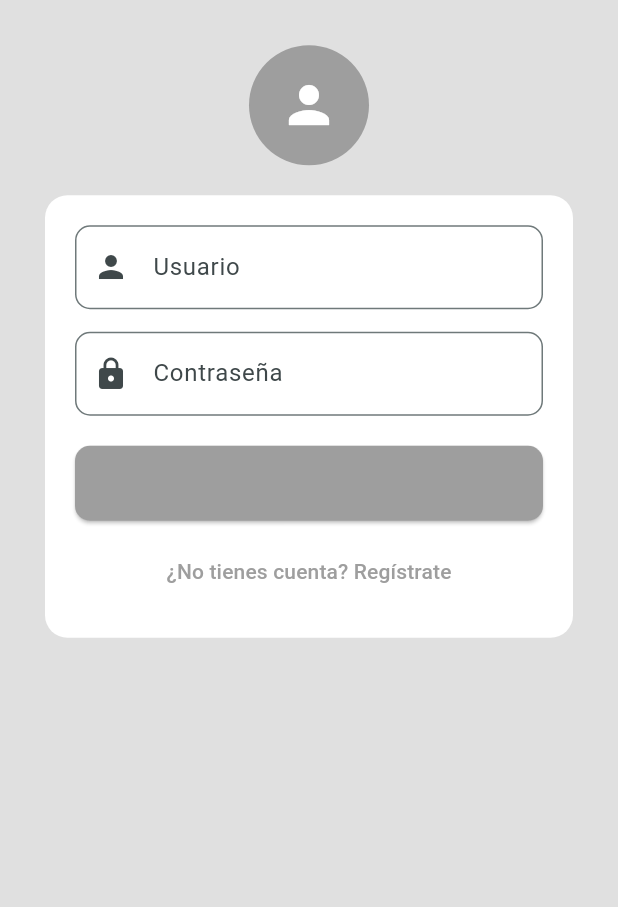
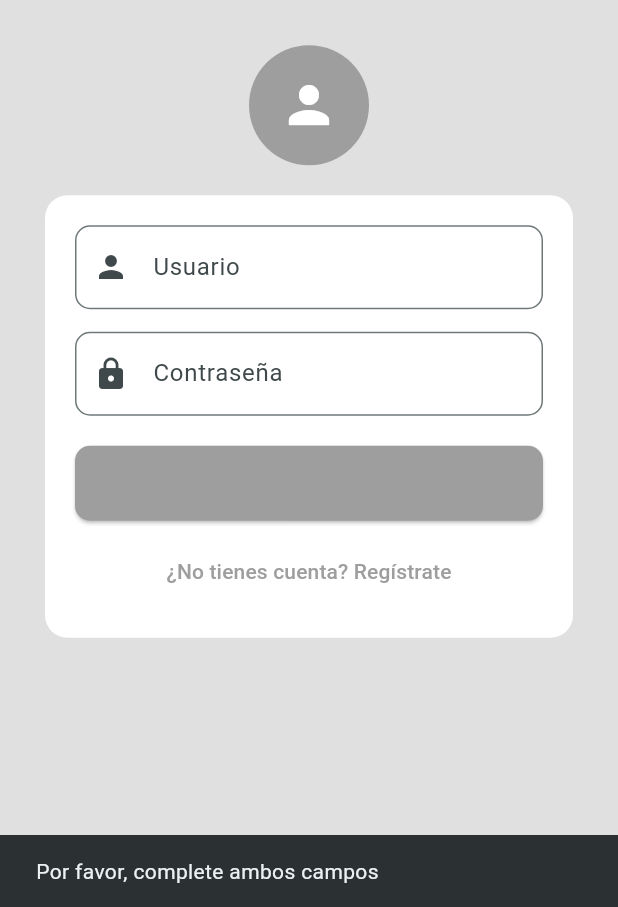
Before and after one commit to Kimberly-Porras/U-nidos, a Flutter app: the LoginScreen screen opened directly, after a tap on "INICIAR SESIÓN", on a phone screen of 412 x 824 dp, the part 329-1236 px from its top. Run offline on Flutter 3.47's test engine with Material 3 defaults, Android fonts, the phone set to English and light mode, and no system bars; our stand-ins replace firebase_auth, flutter_bloc, shared_preferences; accounts and stored records are empty.

```diff
--- /dev/null
+++ b/u_nidos/lib/auth/bloc/auth_event.dart
@@ -0,0 +1,17 @@
+abstract class AuthEvent {}
+
+class AuthLoginRequested extends AuthEvent {
+  final String email;
+  final String password;
+
+  AuthLoginRequested(this.email, this.password);
+}
+
+class AuthRegisterRequested extends AuthEvent {
+  final String email;
+  final String password;
+
+  AuthRegisterRequested(this.email, this.password);
+}
+
+class AuthLogoutRequested extends AuthEvent {}
--- /dev/null
+++ b/u_nidos/lib/auth/bloc/auth_state.dart
@@ -0,0 +1,12 @@
+abstract class AuthState {}
+
+class AuthInitial extends AuthState {}
+
+class AuthLoading extends AuthState {}
+
+class AuthSuccess extends AuthState {}
+
+class AuthFailure extends AuthState {
+  final String message;
+  AuthFailure(this.message);
+}
--- a/u_nidos/lib/login_screen.dart
+++ /dev/null
@@ -1,106 +0,0 @@
-// login_screen.dart
-import 'package:flutter/material.dart';
-import 'register/access_screen.dart';
-
-class LoginScreen extends StatelessWidget {
-  @override
-  Widget build(BuildContext context) {
-    final colorUni = Theme.of(context).primaryColor;
-
-    return Scaffold(
-      backgroundColor: Colors.grey[300],
-      body: Center(
-        child: SingleChildScrollView(
-          child: Column(
-            children: [
-              Text(
-                'U-NIDOS',
-                style: TextStyle(
-                  fontSize: 28,
-                  fontWeight: FontWeight.bold,
-                  color: colorUni,
-                ),
-              ),
-              SizedBox(height: 30),
-              CircleAvatar(
-                radius: 40,
-                backgroundColor: colorUni,
-                child: Icon(Icons.person, size: 40, color: Colors.white),
-              ),
-              SizedBox(height: 20),
-              Container(
-                padding: EdgeInsets.all(20),
-                margin: EdgeInsets.symmetric(horizontal: 30),
-                decoration: BoxDecoration(
-                  color: Colors.white,
-                  borderRadius: BorderRadius.circular(15),
-                ),
-                child: Column(
-                  children: [
-                    TextField(
-                      decoration: InputDecoration(
-                        hintText: 'Usuario',
-                        prefixIcon: Icon(Icons.person),
-                        border: OutlineInputBorder(
-                          borderRadius: BorderRadius.circular(10),
-                        ),
-                      ),
-                    ),
-                    SizedBox(height: 15),
-                    TextField(
-                      obscureText: true,
-                      decoration: InputDecoration(
-                        hintText: 'Contraseña',
-                        prefixIcon: Icon(Icons.lock),
-                        border: OutlineInputBorder(
-                          borderRadius: BorderRadius.circular(10),
-                        ),
-                      ),
-                    ),
-                    SizedBox(height: 20),
-                    ElevatedButton(
-                      onPressed: () {
-                        // Aquí iría la lógica de iniciar sesión
-                      },
-                      style: ElevatedButton.styleFrom(
-                        backgroundColor: colorUni, // ✅ Botón con color dinámico
-                        minimumSize: Size(double.infinity, 50),
-                        shape: RoundedRectangleBorder(
-                          borderRadius: BorderRadius.circular(10),
-                        ),
-                      ),
-                      child: Text('INICIAR SESIÓN'),
-                    ),
-                    SizedBox(height: 10),
-                    TextButton(
-                      onPressed: () {
-                        // Aquí redireccionamos al registro
-                        Navigator.push(
-                          context,
-                          MaterialPageRoute(builder: (_) => Access()),
-                        );
-                      },
-                      child: Text.rich(
-                        TextSpan(
-                          text: '¿No tienes cuenta? ',
-                          children: [
-                            TextSpan(
-                              text: 'Regístrate',
-                              style: TextStyle(
-                                color: colorUni,
-                              ), // ✅ Color dinámico en texto
-                            ),
-                          ],
-                        ),
-                      ),
-                    ),
-                  ],
-                ),
-              ),
-            ],
-          ),
-        ),
-      ),
-    );
-  }
-}
--- /dev/null
+++ b/u_nidos/lib/services/login_screen.dart
@@ -0,0 +1,150 @@
+import 'package:flutter/material.dart';
+import 'package:u_nidos/auth/bloc/auth_bloc.dart';
+import '../register/access_screen.dart';
+import '../auth/bloc/auth_event.dart';
+import '../auth/bloc/auth_state.dart';
+import 'package:flutter_bloc/flutter_bloc.dart';
+
+class LoginScreen extends StatefulWidget {
+  const LoginScreen({super.key});
+
+  @override
+  State<LoginScreen> createState() => _LoginScreenState();
+}
+
+class _LoginScreenState extends State<LoginScreen> {
+  final TextEditingController _emailController = TextEditingController();
+  final TextEditingController _passwordController = TextEditingController();
+
+  void _login(BuildContext context) {
+    final email = _emailController.text.trim();
+    final password = _passwordController.text.trim();
+
+    if (email.isEmpty || password.isEmpty) {
+      ScaffoldMessenger.of(context).showSnackBar(
+        const SnackBar(content: Text('Por favor, complete ambos campos')),
+      );
+      return;
+    }
+
+    context.read<AuthBloc>().add(AuthLoginRequested(email, password));
+  }
+
+  @override
+  Widget build(BuildContext context) {
+    final colorUni = Theme.of(context).primaryColor;
+
+    return Scaffold(
+      backgroundColor: Colors.grey[300],
+      body: Center(
+        child: SingleChildScrollView(
+          child: Column(
+            children: [
+              Text(
+                'U-NIDOS',
+                style: TextStyle(
+                  fontSize: 28,
+                  fontWeight: FontWeight.bold,
+                  color: colorUni,
+                ),
+              ),
+              const SizedBox(height: 30),
+              CircleAvatar(
+                radius: 40,
+                backgroundColor: colorUni,
+                child: const Icon(Icons.person, size: 40, color: Colors.white),
+              ),
+              const SizedBox(height: 20),
+              BlocListener<AuthBloc, AuthState>(
+                listener: (context, state) {
+                  if (state is AuthLoading) {
+                    showDialog(
+                      context: context,
+                      barrierDismissible: false,
+                      builder:
+                          (_) =>
+                              const Center(child: CircularProgressIndicator()),
+                    );
+                  } else if (state is AuthFailure) {
+                    Navigator.pop(context); // Cierra el diálogo si hay error
+                    ScaffoldMessenger.of(
+                      context,
+                    ).showSnackBar(SnackBar(content: Text(state.message)));
+                  } else if (state is AuthSuccess) {
+                    Navigator.pop(context); // Cierra el diálogo
+                  }
+                },
+                child: Container(
+                  padding: const EdgeInsets.all(20),
+                  margin: const EdgeInsets.symmetric(horizontal: 30),
+                  decoration: BoxDecoration(
+                    color: Colors.white,
+                    borderRadius: BorderRadius.circular(15),
+                  ),
+                  child: Column(
+                    children: [
+                      TextField(
+                        controller: _emailController,
+                        decoration: InputDecoration(
+                          hintText: 'Usuario',
+                          prefixIcon: const Icon(Icons.person),
+                          border: OutlineInputBorder(
+                            borderRadius: BorderRadius.circular(10),
+                          ),
+                        ),
+                      ),
+                      const SizedBox(height: 15),
+                      TextField(
+                        controller: _passwordController,
+                        obscureText: true,
+                        decoration: InputDecoration(
+                          hintText: 'Contraseña',
+                          prefixIcon: const Icon(Icons.lock),
+                          border: OutlineInputBorder(
+                            borderRadius: BorderRadius.circular(10),
+                          ),
+                        ),
+                      ),
+                      const SizedBox(height: 20),
+                      ElevatedButton(
+                        onPressed: () => _login(context),
+                        style: ElevatedButton.styleFrom(
+                          backgroundColor: colorUni,
+                          minimumSize: const Size(double.infinity, 50),
+                          shape: RoundedRectangleBorder(
+                            borderRadius: BorderRadius.circular(10),
+                          ),
+                        ),
+                        child: const Text('INICIAR SESIÓN'),
+                      ),
+                      const SizedBox(height: 10),
+                      TextButton(
+                        onPressed: () {
+                          Navigator.push(
+                            context,
+                            MaterialPageRoute(builder: (_) => Access()),
+                          );
+                        },
+                        child: Text.rich(
+                          TextSpan(
+                            text: '¿No tienes cuenta? ',
+                            children: [
+                              TextSpan(
+                                text: 'Regístrate',
+                                style: TextStyle(color: colorUni),
+                              ),
+                            ],
+                          ),
+                        ),
+                      ),
+                    ],
+                  ),
+                ),
+              ),
+            ],
+          ),
+        ),
+      ),
+    );
+  }
+}
--- a/u_nidos/pubspec.yaml
+++ b/u_nidos/pubspec.yaml
@@ -35,6 +35,10 @@ dependencies:
   # Use with the CupertinoIcons class for iOS style icons.
   cupertino_icons: ^1.0.8
   shared_preferences: ^2.2.2
+  firebase_core: ^2.24.0
+  firebase_auth: ^4.12.0
+  flutter_bloc: ^8.1.3
+  equatable: ^2.0.5
 
 dev_dependencies:
   flutter_test:
```
Also changed, not shown: u_nidos/lib/auth/bloc/auth_bloc.dart (added, +35 -0 lines), u_nidos/lib/auth/repository/auth_repository.dart (added, +23 -0 lines), u_nidos/lib/main.dart (+43 -7 lines), u_nidos/pubspec.lock, 3 other files.
